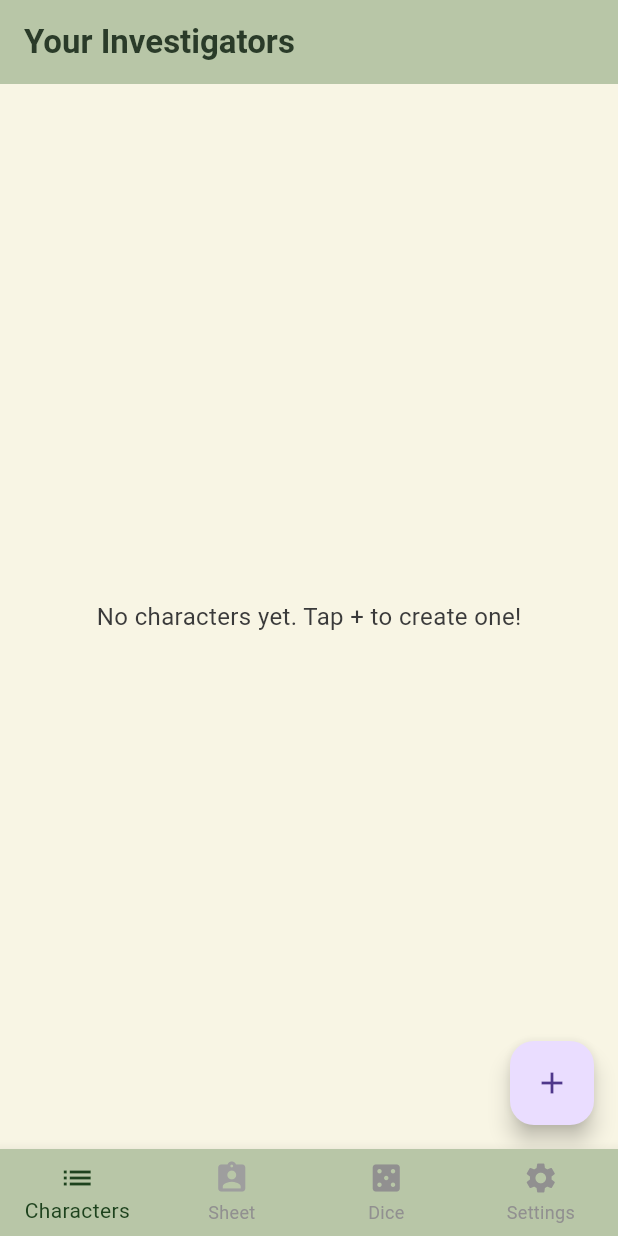
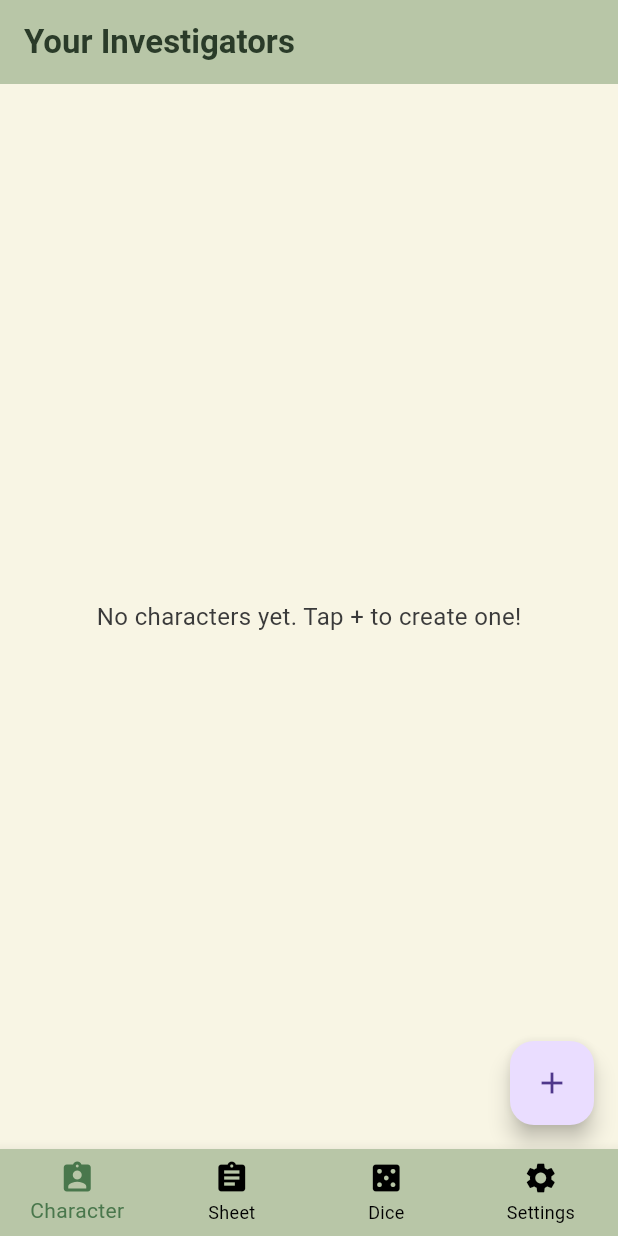
Before and after one commit to EugenePopovych/yithian, a Flutter app: the screen it shows after launch, on a phone screen of 412 x 824 dp. Run offline on Flutter 3.47's test engine with Material 3 defaults, Android fonts, the phone set to English and light mode, and no system bars; our stand-ins replace hive, hive_flutter; accounts and stored records are empty.

Commit message:
Menu button colors updated

```diff
--- a/lib/theme_light.dart
+++ b/lib/theme_light.dart
@@ -1,4 +1,8 @@
 import 'package:flutter/material.dart';
+
+const Color selectedNavColor = Color(0xFF49774C); // Greenish
+const Color availableNavColor = Colors.black;
+final Color disabledNavColor = Colors.grey.shade400;
 
 final ThemeData cocThemeLight = ThemeData(
   brightness: Brightness.light,
--- a/lib/widgets/screen_nav_bar.dart
+++ b/lib/widgets/screen_nav_bar.dart
@@ -1,15 +1,16 @@
 import 'package:flutter/material.dart';
+import '../theme_light.dart'; // Import your theme file with color constants
 
 class ScreenNavBar extends StatelessWidget {
   final int currentIndex;
+  final ValueChanged<int> onTap;
   final bool hasCharacter;
-  final ValueChanged<int> onTap;
 
   const ScreenNavBar({
     super.key,
     required this.currentIndex,
+    required this.onTap,
     required this.hasCharacter,
-    required this.onTap,
   });
 
   @override
@@ -19,26 +20,46 @@ class ScreenNavBar extends StatelessWidget {
       onTap: onTap,
       type: BottomNavigationBarType.fixed,
       items: [
-        const BottomNavigationBarItem(
-          icon: Icon(Icons.list),
-          label: 'Characters',
+        BottomNavigationBarItem(
+          icon: Icon(
+            Icons.assignment_ind,
+            color: currentIndex == 0
+                ? selectedNavColor
+                : availableNavColor,
+          ),
+          label: 'Character',
         ),
         BottomNavigationBarItem(
           icon: Icon(
-            Icons.assignment_ind,
-            color: hasCharacter ? null : Colors.grey,
+            Icons.assignment,
+            color: currentIndex == 1
+                ? selectedNavColor
+                : availableNavColor,
           ),
           label: 'Sheet',
         ),
-        const BottomNavigationBarItem(
-          icon: Icon(Icons.casino),
+        BottomNavigationBarItem(
+          icon: Icon(
+            Icons.casino,
+            color: currentIndex == 2
+                ? selectedNavColor
+                : availableNavColor,
+          ),
           label: 'Dice',
         ),
-        const BottomNavigationBarItem(
-          icon: Icon(Icons.settings),
+        BottomNavigationBarItem(
+          icon: Icon(
+            Icons.settings,
+            color: currentIndex == 3
+                ? selectedNavColor
+                : availableNavColor,
+          ),
           label: 'Settings',
         ),
       ],
+      selectedItemColor: selectedNavColor,
+      unselectedItemColor: availableNavColor,
+      showUnselectedLabels: true,
     );
   }
 }
```
